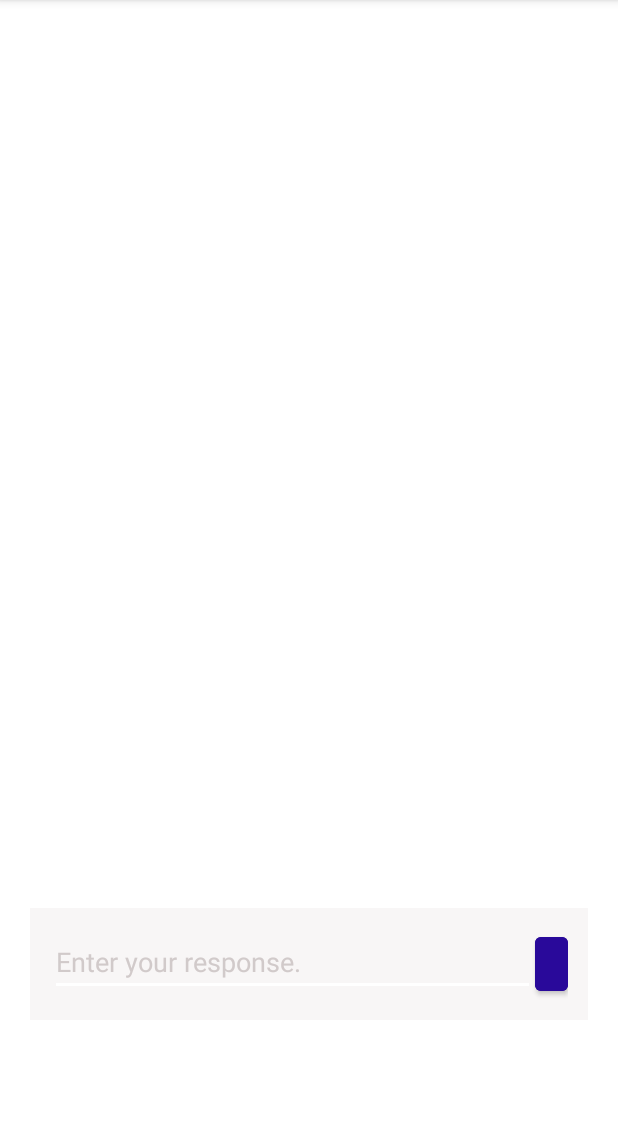
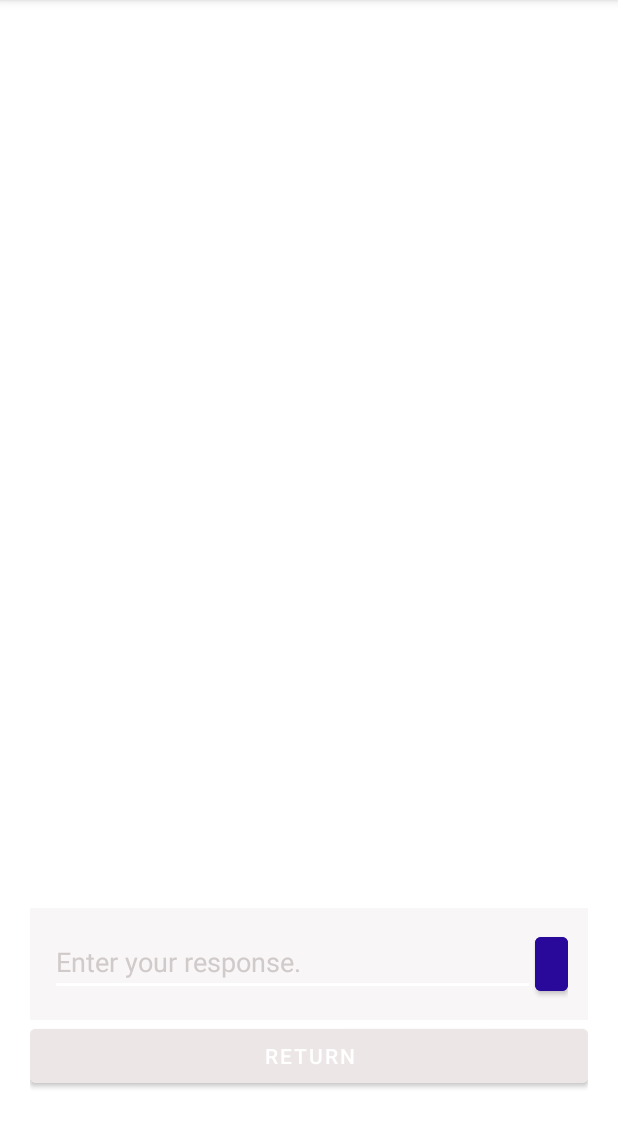
Before and after one commit to kimr314159/Android-Hive-Healthcare, an Android app: the MainActivity screen opened directly, with no data from a screen before it, on a phone screen of 412 x 824 dp, the part 84-1232 px from its top. Run offline under Robolectric (Android 15) with nearby library versions, the phone set to English and light mode, and no system bars.

Commit message:
revised main activity layout

```diff
--- a/app/src/main/res/layout/activity_main.xml
+++ b/app/src/main/res/layout/activity_main.xml
@@ -15,7 +15,9 @@
         <LinearLayout
             android:layout_width="match_parent"
             android:layout_height="585dp"
-            android:orientation="horizontal"></LinearLayout>
+            android:orientation="horizontal">
+
+        </LinearLayout>
 
         <LinearLayout
             android:layout_width="match_parent"
@@ -40,6 +42,21 @@
                 android:layout_height="wrap_content"
                 android:backgroundTint="#29099A"
                 android:text=">" />
+
+        </LinearLayout>
+
+        <LinearLayout
+            android:layout_width="match_parent"
+            android:layout_height="match_parent"
+            android:orientation="horizontal">
+
+            <Button
+                android:id="@+id/button6"
+                android:layout_width="wrap_content"
+                android:layout_height="wrap_content"
+                android:layout_weight="1"
+                android:backgroundTint="#ECE6E6"
+                android:text="Return" />
         </LinearLayout>
     </LinearLayout>
 
```
